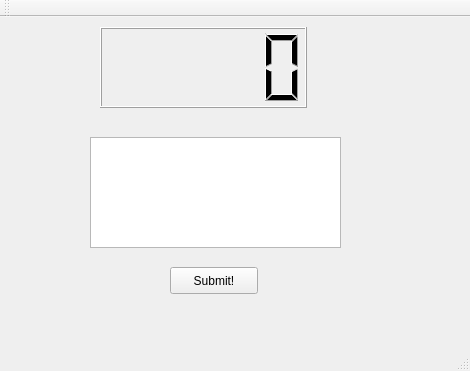
The window that mainwindow.ui (Brebl/Pop-up-Memo) describes before a commit, drawn with Qt 5.
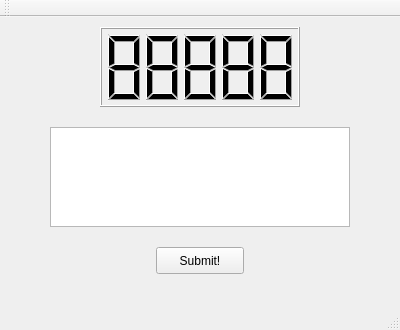
The same window after the commit.

Commit message: changed widgets positions

Patch:
```diff
--- a/mainwindow.ui
+++ b/mainwindow.ui
@@ -6,8 +6,8 @@
    <rect>
     <x>0</x>
     <y>0</y>
-    <width>470</width>
-    <height>371</height>
+    <width>400</width>
+    <height>330</height>
    </rect>
   </property>
   <property name="windowTitle">
@@ -17,10 +17,10 @@
    <widget class="QTextEdit" name="textEdit">
     <property name="geometry">
      <rect>
-      <x>90</x>
-      <y>120</y>
-      <width>251</width>
-      <height>111</height>
+      <x>50</x>
+      <y>110</y>
+      <width>300</width>
+      <height>100</height>
      </rect>
     </property>
     <property name="placeholderText">
@@ -32,22 +32,34 @@
      <rect>
       <x>100</x>
       <y>10</y>
-      <width>207</width>
-      <height>81</height>
+      <width>200</width>
+      <height>80</height>
      </rect>
     </property>
+    <property name="layoutDirection">
+     <enum>Qt::LeftToRight</enum>
+    </property>
+    <property name="autoFillBackground">
+     <bool>false</bool>
+    </property>
+    <property name="frameShape">
+     <enum>QFrame::Box</enum>
+    </property>
     <property name="smallDecimalPoint">
      <bool>false</bool>
     </property>
     <property name="digitCount">
      <number>5</number>
     </property>
+    <property name="intValue" stdset="0">
+     <number>88888</number>
+    </property>
    </widget>
    <widget class="QPushButton" name="pushButton">
     <property name="geometry">
      <rect>
-      <x>170</x>
-      <y>250</y>
+      <x>156</x>
+      <y>230</y>
       <width>88</width>
       <height>27</height>
      </rect>
```
Left out of the diff: 4 changed lines with no effect on the pictures.
